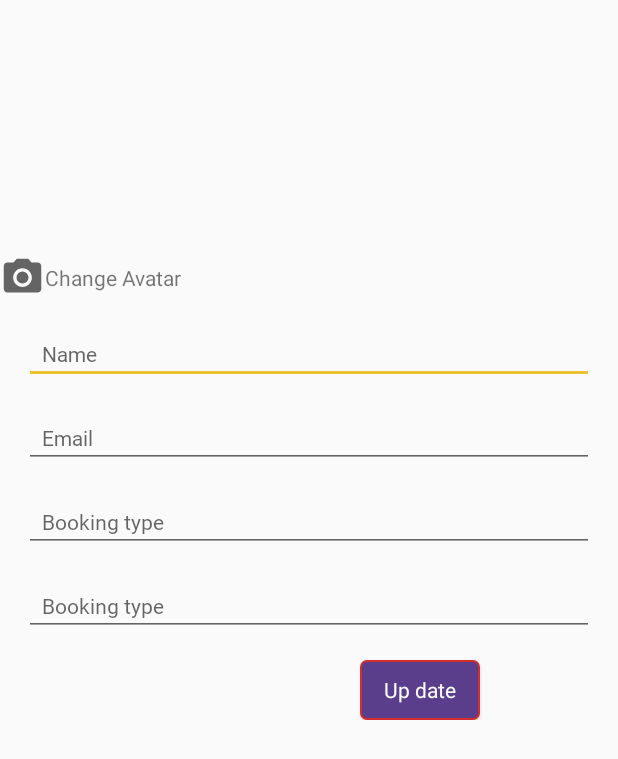
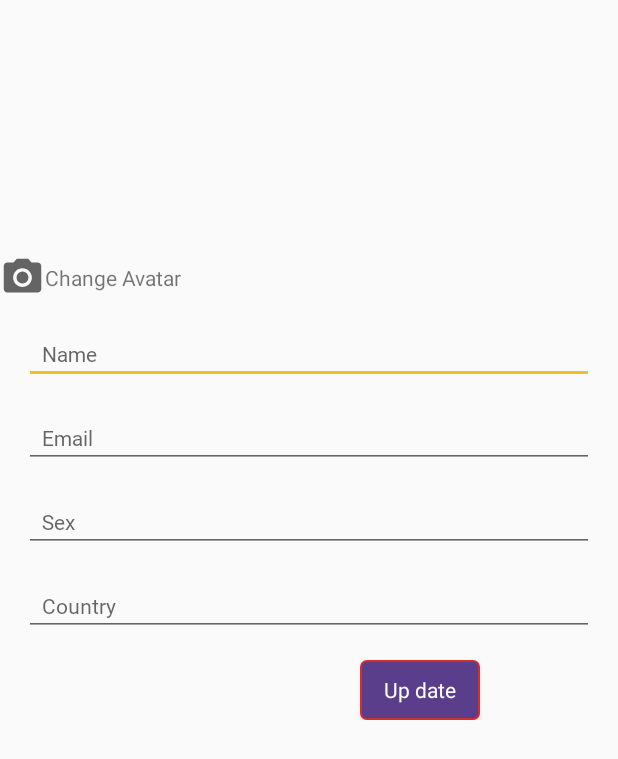
Before and after one commit to quangvung/ProjectAppDatBan, an Android app: the UserProfile screen opened directly, with no data from a screen before it, after a tap on "Up date", on a phone screen of 412 x 824 dp. Shown: the top 759 px of the screen. Run offline under Robolectric (Android 15) with nearby library versions, the phone set to English and light mode, and no system bars; our stand-ins replace CircleImageView, Firebase (no records; nobody signed in at launch, a user with empty details on screens opened directly); libraries missing offline, so code that uses them is left out: com.karumi.dexter; pictures from the network do not load; 6 statements that could not run were skipped.

Commit message:
UPDATE OF 1.1
2.0 UPLOAD WILL UPLOADED AFTER THAT.

```diff
--- a/Booking_App/app/src/main/java/net/smallacademy/fragmentexample/UserProfile.java
+++ b/Booking_App/app/src/main/java/net/smallacademy/fragmentexample/UserProfile.java
@@ -112,7 +112,7 @@ public class UserProfile extends AppCompatActivity {
                     hashMap.put("country",changeCountry.getText().toString());
                     hashMap.put("avatarurl",user.get("avatarurl"));
                     dbr.child(userid).setValue(hashMap);
-                    Toast.makeText(getApplicationContext(),"Update Sucess",Toast.LENGTH_LONG).show();
+                    Toast.makeText(getApplicationContext(),"Update Fail. You must complete all information.",Toast.LENGTH_LONG).show();
                 }
             }
         });
@@ -127,7 +127,7 @@ public class UserProfile extends AppCompatActivity {
                             public void onPermissionGranted(PermissionGrantedResponse permissionGrantedResponse) {
                                 Intent intent = new Intent(Intent.ACTION_PICK);
                                 intent.setType("image/*");
-                                startActivityForResult(Intent.createChooser(intent, "Hãy ch?n hình ?nh"),1);
+                                startActivityForResult(Intent.createChooser(intent, "Please choose an image"),1);
                             }
 
                             @Override
@@ -170,7 +170,7 @@ public class UserProfile extends AppCompatActivity {
     }
     private void uploadtofirebase() {
         final ProgressDialog dialog=new ProgressDialog(this);
-        dialog.setTitle("C?t nh?t thông tin...");
+        dialog.setTitle("Updating...");
         dialog.show();
         StorageReference Imagefolder = FirebaseStorage.getInstance().getReference().child("ImageFolder");
         Random generator = new Random();
@@ -180,7 +180,7 @@ public class UserProfile extends AppCompatActivity {
                     @Override
                     public void onSuccess(UploadTask.TaskSnapshot taskSnapshot) {
                         dialog.dismiss();
-                        Toast.makeText(getApplicationContext(),"C?t nh?t thành công",Toast.LENGTH_LONG).show();
+                        Toast.makeText(getApplicationContext(),"Update Success!",Toast.LENGTH_LONG).show();
                         uploader.getDownloadUrl().addOnSuccessListener(new OnSuccessListener<Uri>() {
                             @Override
                             public void onSuccess(Uri uri) {
--- a/Booking_App/app/src/main/res/layout/user_profile.xml
+++ b/Booking_App/app/src/main/res/layout/user_profile.xml
@@ -70,7 +70,7 @@
             android:layout_width="match_parent"
             android:layout_height="wrap_content"
             android:fontFamily="@font/roboto"
-            android:hint="Booking type"
+            android:hint="Sex"
             android:inputType="textVisiblePassword"
             android:layout_marginTop="16dp"
             android:paddingLeft="12dp"
@@ -83,7 +83,7 @@
             android:layout_width="match_parent"
             android:layout_height="wrap_content"
             android:fontFamily="@font/roboto"
-            android:hint="Booking type"
+            android:hint="Country"
             android:inputType="textVisiblePassword"
             android:layout_marginTop="16dp"
             android:paddingLeft="12dp"
--- a/Booking_App/app/src/main/res/menu/drawer_menu.xml
+++ b/Booking_App/app/src/main/res/menu/drawer_menu.xml
@@ -10,7 +10,7 @@
             <item
                 android:id="@+id/next"
                 android:icon="@drawable/ic_skip_next_black_24dp"
-                android:title="Another " />
+                android:title="Profile " />
     </menu>
     </item>
     <item android:title="Communication">
```
